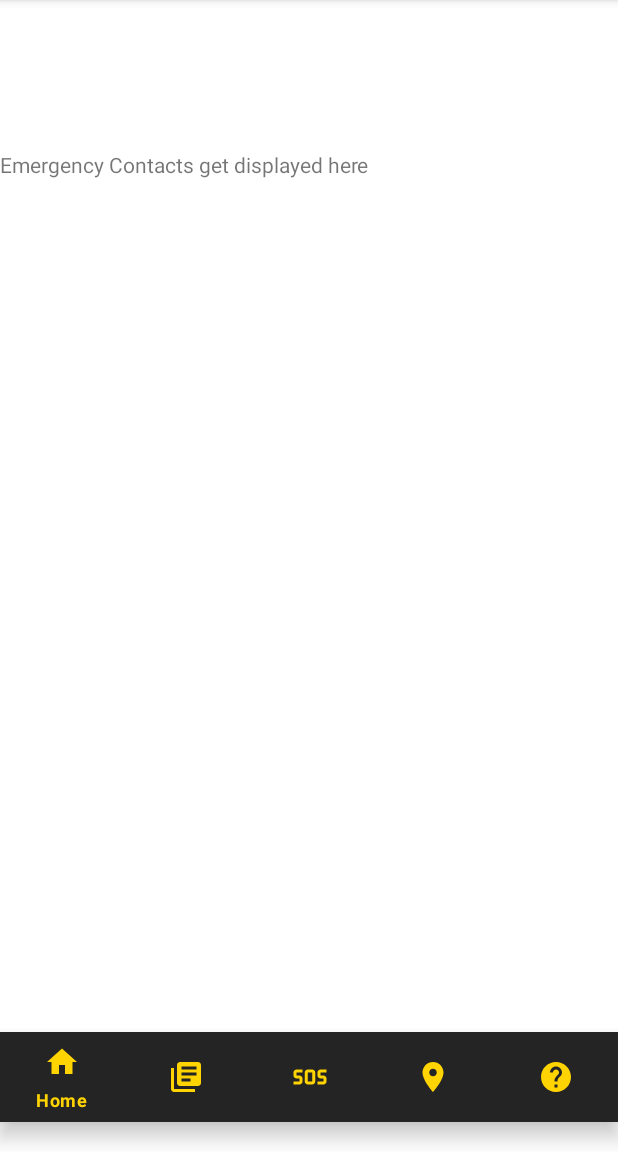
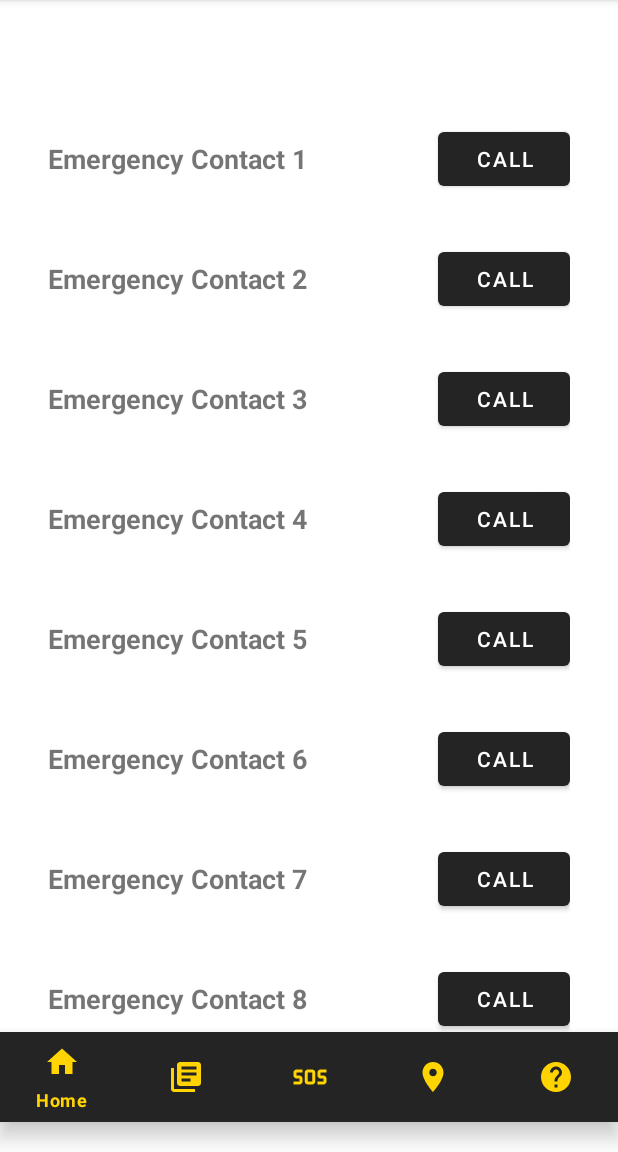
Before and after one commit to BadhriNadh/uni-app, an Android app: the fragment EmergencyFragment placed in its activity, on a phone screen of 412 x 824 dp, the part 84-1236 px from its top. Run offline under Robolectric (Android 15) with nearby library versions, the phone set to English and light mode, and no system bars; our stand-ins replace Room's generated code.

Commit message:
Adding feature of emergency contacts and incident reporting

```diff
--- /dev/null
+++ b/app/src/main/java/com/example/roomdb/Fragments/HelpFrags/EmergencyContact.kt
@@ -0,0 +1,6 @@
+package com.example.roomdb.Fragments.HelpFrags
+
+data class EmergencyContact(
+    val name: String,
+    val phoneNumber: String
+)
--- a/app/src/main/java/com/example/roomdb/Fragments/HelpFrags/EmergencyFragment.kt
+++ b/app/src/main/java/com/example/roomdb/Fragments/HelpFrags/EmergencyFragment.kt
@@ -1,10 +1,16 @@
 package com.example.roomdb.Fragments.HelpFrags
 
+import android.content.Intent
+import android.net.Uri
 import android.os.Bundle
 import androidx.fragment.app.Fragment
 import android.view.LayoutInflater
 import android.view.View
 import android.view.ViewGroup
+import android.widget.Button
+import android.widget.TextView
+import androidx.recyclerview.widget.LinearLayoutManager
+import androidx.recyclerview.widget.RecyclerView
 import com.example.roomdb.R
 
 // TODO: Rename parameter arguments, choose names that match
@@ -21,6 +27,8 @@ class EmergencyFragment : Fragment() {
     // TODO: Rename and change types of parameters
     private var param1: String? = null
     private var param2: String? = null
+    private lateinit var emergencyContactsRecyclerView: RecyclerView
+    private lateinit var emergencyContactsAdapter: EmergencyContactsAdapter
 
     override fun onCreate(savedInstanceState: Bundle?) {
         super.onCreate(savedInstanceState)
@@ -34,27 +42,72 @@ class EmergencyFragment : Fragment() {
         inflater: LayoutInflater, container: ViewGroup?,
         savedInstanceState: Bundle?
     ): View? {
-        // Inflate the layout for this fragment
-        return inflater.inflate(R.layout.fragment_emergency, container, false)
+        val view = inflater.inflate(R.layout.fragment_emergency_list, container, false)
+
+        emergencyContactsRecyclerView = view.findViewById(R.id.emergencyContactsRecyclerView)
+        emergencyContactsAdapter = EmergencyContactsAdapter()
+
+        // For example, you can dynamically add emergency contacts to the adapter
+        emergencyContactsAdapter.addEmergencyContact(EmergencyContact("Emergency Contact 1", "123456789"))
+        emergencyContactsAdapter.addEmergencyContact(EmergencyContact("Emergency Contact 2", "987654321"))
+        emergencyContactsAdapter.addEmergencyContact(EmergencyContact("Emergency Contact 3", "987654321"))
+        emergencyContactsAdapter.addEmergencyContact(EmergencyContact("Emergency Contact 4", "987654321"))
+        emergencyContactsAdapter.addEmergencyContact(EmergencyContact("Emergency Contact 5", "987654321"))
+        emergencyContactsAdapter.addEmergencyContact(EmergencyContact("Emergency Contact 6", "987654321"))
+        emergencyContactsAdapter.addEmergencyContact(EmergencyContact("Emergency Contact 7", "987654321"))
+        emergencyContactsAdapter.addEmergencyContact(EmergencyContact("Emergency Contact 8", "987654321"))
+        emergencyContactsAdapter.addEmergencyContact(EmergencyContact("Emergency Contact 9", "987654321"))
+        emergencyContactsAdapter.addEmergencyContact(EmergencyContact("Emergency Contact 10", "987654321"))
+
+        emergencyContactsRecyclerView.layoutManager = LinearLayoutManager(requireContext())
+        emergencyContactsRecyclerView.adapter = emergencyContactsAdapter
+
+        return view
     }
 
-    companion object {
-        /**
-         * Use this factory method to create a new instance of
-         * this fragment using the provided parameters.
-         *
-         * @param param1 Parameter 1.
-         * @param param2 Parameter 2.
-         * @return A new instance of fragment EmergencyFragment.
-         */
-        // TODO: Rename and change types and number of parameters
-        @JvmStatic
-        fun newInstance(param1: String, param2: String) =
-            EmergencyFragment().apply {
-                arguments = Bundle().apply {
-                    putString(ARG_PARAM1, param1)
-                    putString(ARG_PARAM2, param2)
+    // Inner class for the custom adapter
+    inner class EmergencyContactsAdapter :
+        RecyclerView.Adapter<EmergencyContactsAdapter.EmergencyContactViewHolder>() {
+
+        private val emergencyContacts = mutableListOf<EmergencyContact>()
+
+        fun addEmergencyContact(emergencyContact: EmergencyContact) {
+            emergencyContacts.add(emergencyContact)
+            notifyDataSetChanged()
+        }
+
+        override fun onCreateViewHolder(
+            parent: ViewGroup,
+            viewType: Int
+        ): EmergencyContactViewHolder {
+            val view = LayoutInflater.from(parent.context)
+                .inflate(R.layout.item_emergency_contact, parent, false)
+            return EmergencyContactViewHolder(view)
+        }
+
+        override fun onBindViewHolder(holder: EmergencyContactViewHolder, position: Int) {
+            val contact = emergencyContacts[position]
+            holder.bind(contact)
+        }
+
+        override fun getItemCount(): Int {
+            return emergencyContacts.size
+        }
+
+        inner class EmergencyContactViewHolder(itemView: View) :
+            RecyclerView.ViewHolder(itemView) {
+            private val nameTextView: TextView = itemView.findViewById(R.id.contactName)
+            private val callButton: Button = itemView.findViewById(R.id.callButton)
+
+            fun bind(emergencyContact: EmergencyContact) {
+                nameTextView.text = emergencyContact.name
+                callButton.setOnClickListener {
+                    // Handle the call button click by initiating a phone call
+                    val intent = Intent(Intent.ACTION_DIAL, Uri.parse("tel:${emergencyContact.phoneNumber}"))
+                    startActivity(intent)
                 }
             }
+        }
+
     }
 }
--- a/app/src/main/java/com/example/roomdb/database/AppDatabase.kt
+++ b/app/src/main/java/com/example/roomdb/database/AppDatabase.kt
@@ -4,12 +4,14 @@ import android.content.Context
 import androidx.room.Database
 import androidx.room.Room
 import androidx.room.RoomDatabase
+import com.example.roomdb.entities.IncidentReport
 import com.example.roomdb.entities.TodoItem
 
-@Database(entities = [TodoItem::class], version = 1)
+@Database(entities = [TodoItem::class, IncidentReport::class], version = 1)
 abstract class AppDatabase : RoomDatabase() {
 
     abstract fun todoItemDao(): TodoItemDao
+    abstract fun incidentReportDao(): IncidentReportDao
 
     companion object {
         @Volatile
--- /dev/null
+++ b/app/src/main/res/layout/fragment_emergency_list.xml
@@ -0,0 +1,13 @@
+<?xml version="1.0" encoding="utf-8"?>
+<RelativeLayout xmlns:android="http://schemas.android.com/apk/res/android"
+    android:layout_width="match_parent"
+    android:layout_height="match_parent">
+
+    <androidx.recyclerview.widget.RecyclerView
+        android:id="@+id/emergencyContactsRecyclerView"
+        android:layout_width="match_parent"
+        android:layout_height="match_parent"
+        android:padding="16dp"
+        android:layout_marginTop="50dp"
+        android:clipToPadding="false"/>
+</RelativeLayout>
--- a/app/src/main/res/layout/fragment_incident_report.xml
+++ b/app/src/main/res/layout/fragment_incident_report.xml
@@ -12,6 +12,7 @@
         android:text="Submit an incident report here"
         android:layout_marginTop="100dp"
 
+
         />
 
 </FrameLayout>
--- /dev/null
+++ b/app/src/main/res/layout/item_emergency_contact.xml
@@ -0,0 +1,23 @@
+<?xml version="1.0" encoding="utf-8"?>
+<LinearLayout xmlns:android="http://schemas.android.com/apk/res/android"
+    android:layout_width="match_parent"
+    android:layout_height="wrap_content"
+    android:orientation="horizontal"
+    android:padding="16dp">
+
+    <TextView
+        android:id="@+id/contactName"
+        android:layout_width="0dp"
+        android:layout_weight="1"
+        android:layout_height="wrap_content"
+        android:textSize="18sp"
+        android:textStyle="bold"
+        android:layout_gravity="center_vertical"/>
+
+    <Button
+        android:id="@+id/callButton"
+        android:layout_width="wrap_content"
+        android:layout_height="wrap_content"
+        android:text="Call"
+        android:layout_gravity="center_vertical"/>
+</LinearLayout>
```
Also changed, not shown: app/src/main/java/com/example/roomdb/Fragments/HelpFrags/IncidentReportFragment.kt (+77 -40 lines), app/src/main/java/com/example/roomdb/database/IncidentReportDao.kt (added, +19 -0 lines), app/src/main/java/com/example/roomdb/entities/IncidentReport.kt (added, +15 -0 lines), app/src/main/res/layout/fragment_incident_report_form.xml (added, +92 -0 lines).
